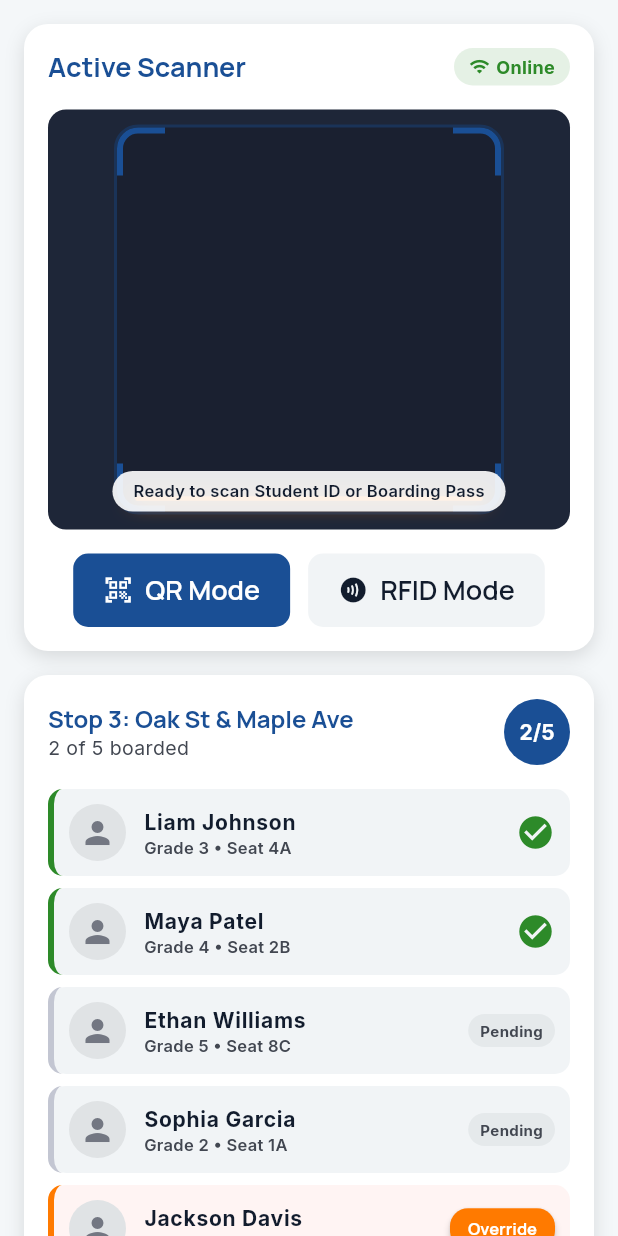
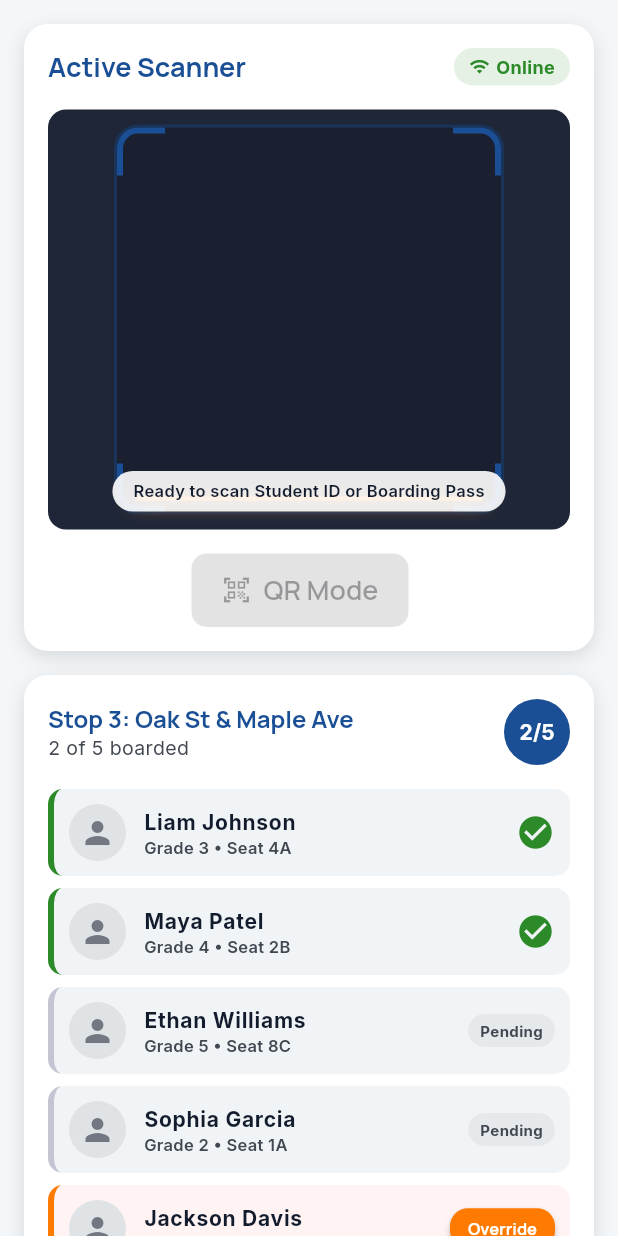
Before and after one commit to ggtgorakh/smart_school_bus, a Flutter app: the AttendanceScannerScreen screen opened directly, on a phone screen of 412 x 824 dp. Run offline on Flutter 3.47's test engine with Material 3 defaults, Android fonts, the phone set to English and light mode, and no system bars; our stand-ins replace google_fonts.

Commit message:
Remove RFID mode from scanner UI; reserve for future scope
- Removed RFID toggle and related logic from attendance_scanner_screen.dart
- Updated attendance_scanning/code.html to reflect QR-only mode and note RFID reserved for future scope

Co-authored-by: Copilot <223556219+Copilot@users.noreply.github.com>

```diff
--- a/lib/screens/attendance_scanner_screen.dart
+++ b/lib/screens/attendance_scanner_screen.dart
@@ -12,7 +12,9 @@ class AttendanceScannerScreen extends StatefulWidget {
 }
 
 class _AttendanceScannerScreenState extends State<AttendanceScannerScreen> {
-  String _scanMode = 'QR'; // QR or RFID
+  // RFID removed from codebase for now; reserved for future scope.
+  // Scanner currently operates in QR-only mode.
+
   final List<Student> _students = [
     Student(
       id: 'S1',
@@ -212,22 +214,15 @@ class _AttendanceScannerScreenState extends State<AttendanceScannerScreen> {
           ),
           const SizedBox(height: 16),
 
-          // Mode toggle buttons (QR vs RFID)
+          // QR-only mode (RFID removed — reserved for future scope)
           Row(
             mainAxisAlignment: MainAxisAlignment.center,
             children: [
               ElevatedButton.icon(
-                onPressed: () {
-                  setState(() {
-                    _scanMode = 'QR';
-                  });
-                },
+                onPressed: null, // disabled; QR is the only active scanner mode
                 style: ElevatedButton.styleFrom(
-                  backgroundColor: _scanMode == 'QR'
-                      ? AppColors.safetyBlue
-                      : AppColors.surfaceContainerLow,
-                  foregroundColor:
-                      _scanMode == 'QR' ? Colors.white : AppColors.textMain,
+                  backgroundColor: AppColors.safetyBlue,
+                  foregroundColor: Colors.white,
                   elevation: 0,
                   padding:
                       const EdgeInsets.symmetric(horizontal: 20, vertical: 12),
@@ -239,28 +234,7 @@ class _AttendanceScannerScreenState extends State<AttendanceScannerScreen> {
                 label: const Text('QR Mode'),
               ),
               const SizedBox(width: 12),
-              ElevatedButton.icon(
-                onPressed: () {
-                  setState(() {
-                    _scanMode = 'RFID';
-                  });
-                },
-                style: ElevatedButton.styleFrom(
-                  backgroundColor: _scanMode == 'RFID'
-                      ? AppColors.safetyBlue
-                      : AppColors.surfaceContainerLow,
-                  foregroundColor:
-                      _scanMode == 'RFID' ? Colors.white : AppColors.textMain,
-                  elevation: 0,
-                  padding:
-                      const EdgeInsets.symmetric(horizontal: 20, vertical: 12),
-                  shape: RoundedRectangleBorder(
-                    borderRadius: BorderRadius.circular(10),
-                  ),
-                ),
-                icon: const Icon(Icons.contactless, size: 20),
-                label: const Text('RFID Mode'),
-              ),
+              // RFID mode removed from UI; kept as future scope
             ],
           ),
         ],
```
Also changed, not shown: 1 other file.
